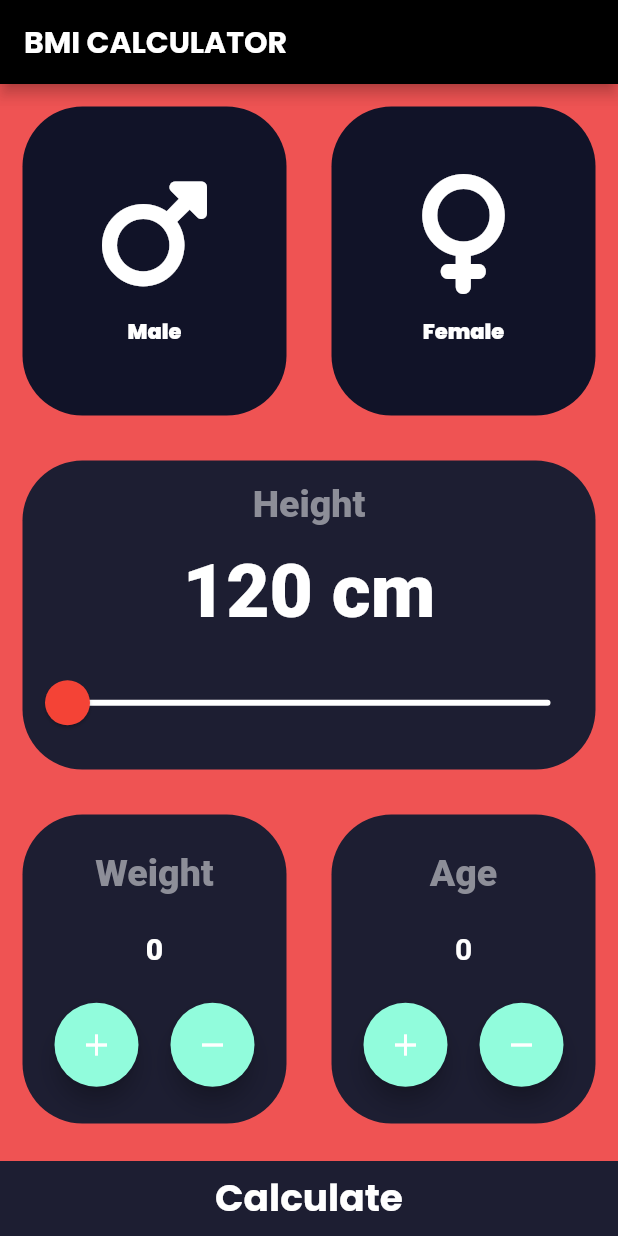
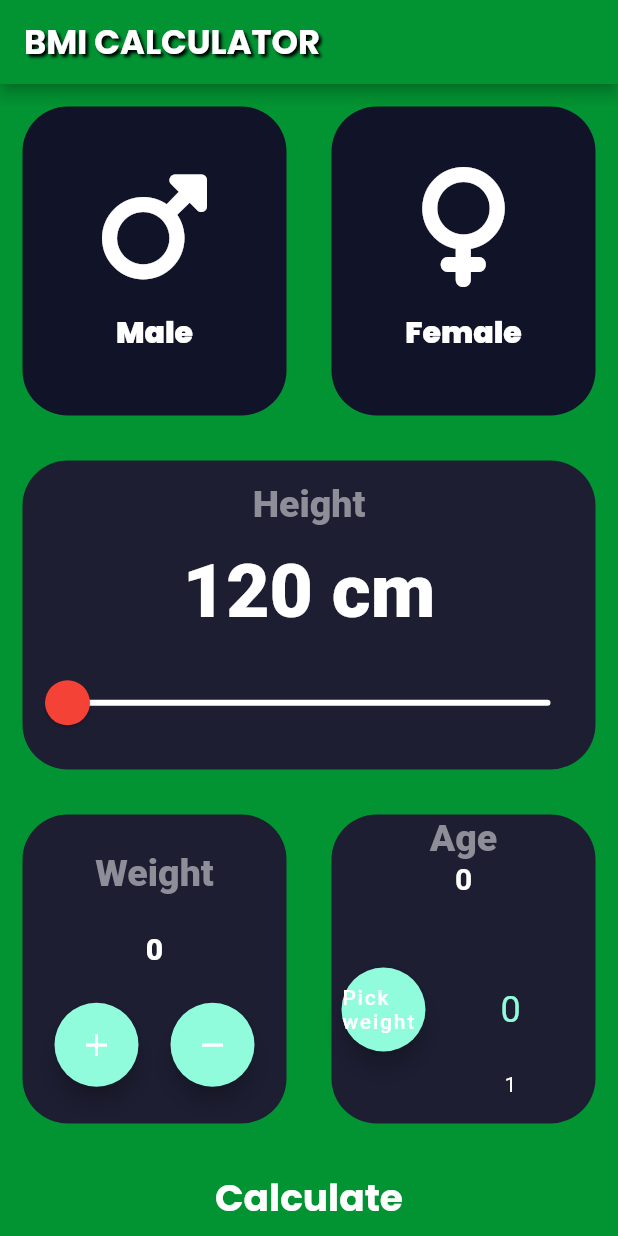
Before and after one commit to Akshat-sGit/bmi_calculator, a Flutter app: the screen it shows after launch, on a phone screen of 412 x 824 dp. Run offline on Flutter 3.47's test engine with Material 2 defaults, Android fonts, the phone set to English and light mode, and no system bars; drawn by our look-alikes of numberpicker; our stand-ins replace font_awesome_flutter, google_fonts.

Commit message:
change made

```diff
--- a/lib/input_page.dart
+++ b/lib/input_page.dart
@@ -5,11 +5,12 @@ import 'package:google_fonts/google_fonts.dart';
 import 'widgets/boxes.dart';
 import 'widgets/icon_cont.dart';
 import 'package:font_awesome_flutter/font_awesome_flutter.dart';
+import 'package:numberpicker/numberpicker.dart';
 
 const bottomContainerHeight = 80.0;
 const activeCardColor = Color.fromARGB(255, 29, 30, 50);
 const inactiveCardColor = Color(0xFF111328);
-const bottomContainerColor = Color.fromARGB(255, 29, 30, 50);
+const bottomContainerColor = Color.fromARGB(255, 2, 148, 50);
 
 // enum Gender{male, female,}
 
@@ -47,11 +48,20 @@ class _InputPageState extends State<InputPage> {
   Widget build(BuildContext context) {
     return Scaffold(
       appBar: AppBar(
-        backgroundColor: Colors.black,
+        backgroundColor:const Color.fromARGB(255, 2, 148, 50),
         title: Text(
           'BMI CALCULATOR',
           style: GoogleFonts.poppins(
+            color: Colors.white,
               fontWeight: FontWeight.bold,
+              fontSize: 22.5,
+              shadows: [
+                const Shadow(
+                  blurRadius: 2.0,
+                  color: Colors.black,
+                  offset: Offset(2.0, 2.0),
+                )
+              ]
           )
         ),
       ),
@@ -214,23 +224,19 @@ class _InputPageState extends State<InputPage> {
                                 age = age + 1;
                               });
                             },
-                            child: const Icon(Icons.add),
+                            child: const Text("Pick weight"),
                           ),
-                          FloatingActionButton(
-                            onPressed: () {
-                              setState(() {
-                                age = age - 1;
-                              });
-                            },
-                            child: const Icon(Icons.remove),
-                          ),
-                        ],
-                      ),
+                          NumberPicker(
+                            minValue: 0,
+                            maxValue: 250,
+                            value: weight,
+                            onChanged: (value) => setState(() => weight = value),
+                        )
                     ],
-                  ),
-                ),
+                    ),
+            ]),
               ),
-            ],
+              )],
           )),
           const CalculateCard(),
         ],
--- a/lib/main.dart
+++ b/lib/main.dart
@@ -14,7 +14,7 @@ class BMICalculator extends StatelessWidget {
         colorScheme: ColorScheme.fromSwatch().copyWith(
             primary: const Color.fromARGB(0, 255, 255, 255),
             secondary: const Color(0xFF91FCDC)),
-        scaffoldBackgroundColor: const Color.fromARGB(215, 236, 51, 51),
+        scaffoldBackgroundColor:const Color.fromARGB(255, 2, 148, 50),
       ),
       home: const InputPage(),
     );
--- a/lib/widgets/boxes.dart
+++ b/lib/widgets/boxes.dart
@@ -14,7 +14,7 @@ class ReusableCard extends StatelessWidget {
         margin:const  EdgeInsets.all(15.0),
         decoration: BoxDecoration(
         color: colour,
-        borderRadius: BorderRadius.circular(40.0),
+        borderRadius: BorderRadius.circular(30.0),
       ),
         child:  cardChild,
       ),
--- a/lib/widgets/icon_cont.dart
+++ b/lib/widgets/icon_cont.dart
@@ -22,7 +22,8 @@ class IconContent extends StatelessWidget {
           ),
            Text(label,
             style:GoogleFonts.poppins(
-              fontWeight: FontWeight.w900
+              fontWeight: FontWeight.w900,
+              fontSize: 20.0,
             )  ,
            ),
         ]);
--- a/pubspec.yaml
+++ b/pubspec.yaml
@@ -37,6 +37,7 @@ dependencies:
   cupertino_icons: ^1.0.2
   google_fonts: ^4.0.3
   font_awesome_flutter: ^10.4.0
+  numberpicker: ^2.1.2
 
 dev_dependencies:
   flutter_test:
```
Also changed, not shown: lib/Screen1.dart (+21 -20 lines), pubspec.lock.
